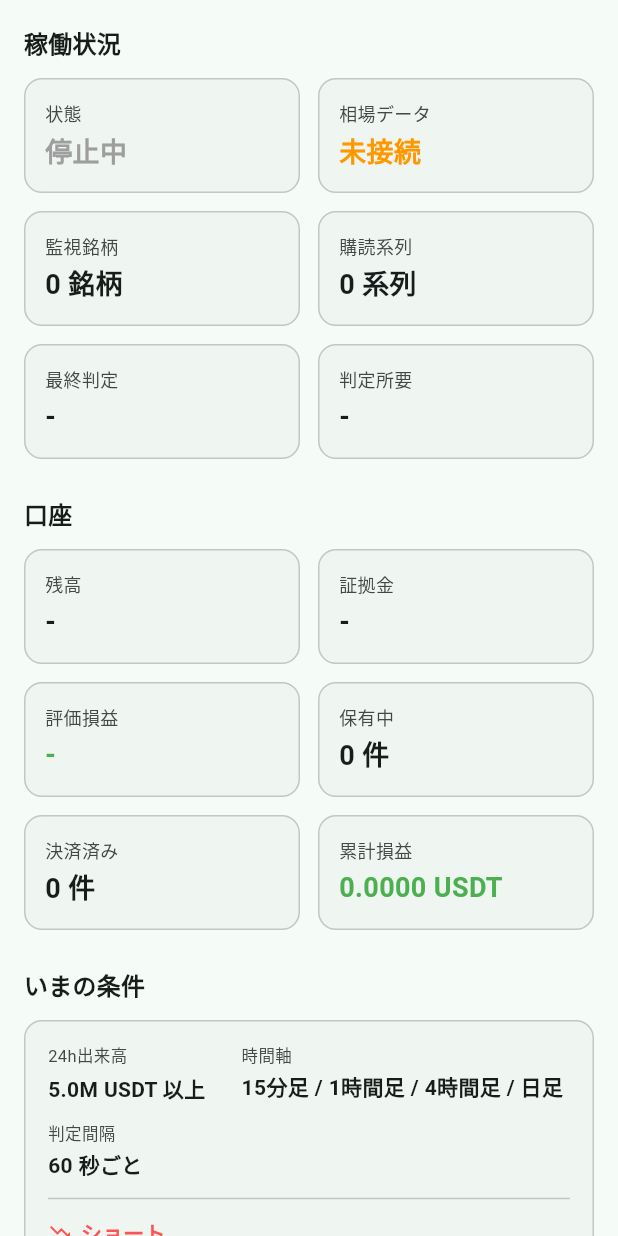
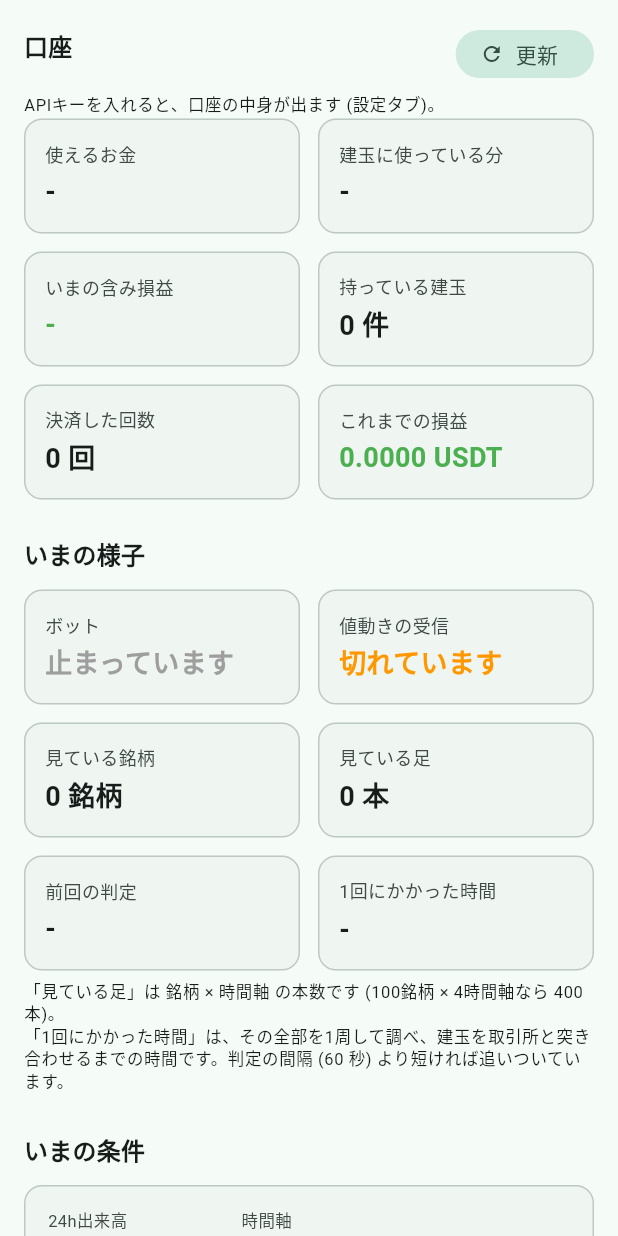
Before and after one commit to PG-Darksan/mexc-bot, a Flutter app: the DashboardPage widget shown alone on an empty page, opened directly, on a phone screen of 412 x 824 dp. Run offline on Flutter 3.47's test engine with Material 3 defaults, Android fonts, the phone set to English and light mode, and no system bars; our stand-ins replace flutter_secure_storage, shared_preferences; missing offline and left inert: tray_manager, window_manager; accounts and stored records are empty.

Commit message:
画面の言葉をやさしくし、止めていても残高を出せるようにする
- 口座の中身は判定サイクルの中でしか取っていなかったので、開始を
  押すまで空のままだった。止まっていても取りに行ける口を足し、
  残高タブの「更新」ボタンと、APIキーを入れた直後・アプリ起動時に
  自動で一度取るようにした。
- 「購読系列」「判定所要」などを、見たままの言葉に置き換えた。
  かかった時間は秒で出し、何を測った時間かを画面に書いた。
- タブの並びをチャート先頭にし、銘柄を名前で探せるようにした。

Co-Authored-By: Claude Opus 5 (1M context) <noreply@anthropic.com>

```diff
--- a/app/lib/src/ui/dashboard_page.dart
+++ b/app/lib/src/ui/dashboard_page.dart
@@ -23,54 +23,36 @@ class DashboardPage extends StatelessWidget {
     return ListView(
       padding: const EdgeInsets.all(16),
       children: [
-        _SectionTitle('稼働状況'),
+        Row(
+          children: [
+            Expanded(child: _SectionTitle('口座')),
+            FilledButton.tonalIcon(
+              onPressed: state.refreshAccount,
+              icon: const Icon(Icons.refresh, size: 16),
+              label: const Text('更新'),
+            ),
+          ],
+        ),
+        if (!snapshot.credentialsConfigured)
+          const _Note('APIキーを入れると、口座の中身が出ます (設定タブ)。')
+        else if (snapshot.asset == null)
+          const _Note('「更新」を押すと、いまの残高を取りに行きます。'),
         _StatGrid(
           items: [
             _Stat(
-              '状態',
-              snapshot.running ? '稼働中' : '停止中',
-              color: snapshot.running ? Colors.green : Colors.grey,
-            ),
-            _Stat(
-              '相場データ',
-              snapshot.wsConnected ? '接続中' : '未接続',
-              color: snapshot.wsConnected ? Colors.green : Colors.orange,
-            ),
-            _Stat('監視銘柄', '${snapshot.watchedSymbolCount} 銘柄'),
-            _Stat('購読系列', '${snapshot.subscriptionCount} 系列'),
-            if (snapshot.pendingHistoryCount > 0)
-              _Stat(
-                '履歴の読み込み',
-                '残り ${snapshot.pendingHistoryCount} 系列',
-                color: Colors.orange,
-              ),
-            _Stat('最終判定', formatTimeShort(snapshot.lastCycleAt)),
-            _Stat(
-              '判定所要',
-              snapshot.lastCycleDurationMs == null
-                  ? '-'
-                  : '${snapshot.lastCycleDurationMs} ms',
-            ),
-          ],
-        ),
-        const SizedBox(height: 24),
-        _SectionTitle('口座'),
-        _StatGrid(
-          items: [
-            _Stat(
-              '残高',
+              '使えるお金',
               snapshot.asset == null
                   ? '-'
                   : '${snapshot.asset!.availableBalance.toStringAsFixed(2)} USDT',
             ),
             _Stat(
-              '証拠金',
+              '建玉に使っている分',
               snapshot.asset == null
                   ? '-'
                   : '${snapshot.asset!.positionMargin.toStringAsFixed(2)} USDT',
             ),
             _Stat(
-              '評価損益',
+              'いまの含み損益',
               snapshot.asset == null
                   ? '-'
                   : formatPnl(snapshot.asset!.unrealized),
@@ -78,19 +60,58 @@ class DashboardPage extends StatelessWidget {
                   ? Colors.green
                   : Colors.red,
             ),
-            _Stat('保有中', '${snapshot.positions.length} 件'),
-            _Stat('決済済み', '${closed.length} 件'),
+            _Stat('持っている建玉', '${snapshot.positions.length} 件'),
+            _Stat('決済した回数', '${closed.length} 回'),
             _Stat(
-              '累計損益',
+              'これまでの損益',
               formatPnl(totalPnl),
               color: totalPnl >= 0 ? Colors.green : Colors.red,
             ),
             if (closed.isNotEmpty)
               _Stat(
-                '勝率',
+                '勝った割合',
                 '${(wins / closed.length * 100).toStringAsFixed(1)}%',
               ),
           ],
+        ),
+        const SizedBox(height: 24),
+        _SectionTitle('いまの様子'),
+        _StatGrid(
+          items: [
+            _Stat(
+              'ボット',
+              snapshot.running ? '動いています' : '止まっています',
+              color: snapshot.running ? Colors.green : Colors.grey,
+            ),
+            _Stat(
+              '値動きの受信',
+              snapshot.wsConnected ? 'つながっています' : '切れています',
+              color: snapshot.wsConnected ? Colors.green : Colors.orange,
+            ),
+            _Stat('見ている銘柄', '${snapshot.watchedSymbolCount} 銘柄'),
+            _Stat('見ている足', '${snapshot.subscriptionCount} 本'),
+            if (snapshot.pendingHistoryCount > 0)
+              _Stat(
+                '読み込み待ち',
+                '残り ${snapshot.pendingHistoryCount} 本',
+                color: Colors.orange,
+              ),
+            _Stat('前回の判定', formatTimeShort(snapshot.lastCycleAt)),
+            _Stat(
+              '1回にかかった時間',
+              snapshot.lastCycleDurationMs == null
+                  ? '-'
+                  : '${(snapshot.lastCycleDurationMs! / 1000).toStringAsFixed(1)} 秒',
+            ),
+          ],
+        ),
+        _Note(
+          '「見ている足」は 銘柄 × 時間軸 の本数です '
+          '(100銘柄 × 4時間軸なら 400 本)。\n'
+          '「1回にかかった時間」は、その全部を1周して調べ、建玉を取引所と'
+          '突き合わせるまでの時間です。'
+          '判定の間隔 (${config.evaluationIntervalSeconds} 秒) より短ければ'
+          '追いついています。',
         ),
         const SizedBox(height: 24),
         _SectionTitle('いまの条件'),
@@ -199,6 +220,24 @@ class _RecentSignals extends StatelessWidget {
               ),
             ),
         ],
+      ),
+    );
+  }
+}
+
+/// 画面の下に添える短い説明。
+class _Note extends StatelessWidget {
+  const _Note(this.text);
+
+  final String text;
+
+  @override
+  Widget build(BuildContext context) {
+    return Padding(
+      padding: const EdgeInsets.only(top: 6, bottom: 2),
+      child: Text(
+        text,
+        style: Theme.of(context).textTheme.bodySmall?.copyWith(fontSize: 11),
       ),
     );
   }
--- a/app/lib/src/ui/orders_page.dart
+++ b/app/lib/src/ui/orders_page.dart
@@ -229,13 +229,13 @@ class _OrderTile extends StatelessWidget {
                       fontWeight: FontWeight.bold,
                     ),
                   ),
-                  _Tag(isShort ? 'Sell (ショート)' : 'Buy (ロング)', color: sideColor),
+                  _Tag(isShort ? '売り (ショート)' : '買い (ロング)', color: sideColor),
                   _Tag(
                     '${position.leverage}x',
                     color: theme.colorScheme.primary,
                   ),
                   _Tag(
-                    open ? 'オープン' : 'クローズ',
+                    open ? '保有中' : '決済済み',
                     color: open
                         ? theme.colorScheme.primary
                         : theme.colorScheme.outline,
@@ -247,12 +247,12 @@ class _OrderTile extends StatelessWidget {
           ],
         ),
         const SizedBox(height: 4),
-        _Line('参入', formatTime(position.openedAt)),
-        _Line('参入価格', formatPrice(position.entryPrice)),
+        _Line('建てた時刻', formatTime(position.openedAt)),
+        _Line('建値', formatPrice(position.entryPrice)),
         _Line('数量', '${position.vol} 枚'),
-        _Line('TP', formatPrice(position.takeProfitPrice)),
+        _Line('利確', formatPrice(position.takeProfitPrice)),
         if (position.stopLossPrice != null)
-          _Line('SL', formatPrice(position.stopLossPrice)),
+          _Line('損切り', formatPrice(position.stopLossPrice)),
         if (open && markPrice != null) _Line('現在値', formatPrice(markPrice)),
         if (open && pnl != null)
           _Line(
@@ -261,8 +261,8 @@ class _OrderTile extends StatelessWidget {
             color: pnl! >= 0 ? Colors.green : Colors.red,
           ),
         if (!open) ...[
-          _Line('決済', formatTime(position.closedAt)),
-          _Line('決済価格', formatPrice(position.closePrice)),
+          _Line('決済した時刻', formatTime(position.closedAt)),
+          _Line('決済した値段', formatPrice(position.closePrice)),
           _Line(
             '損益',
             formatPnl(position.realizedPnl),
--- a/app/lib/src/ui/settings_page.dart
+++ b/app/lib/src/ui/settings_page.dart
@@ -173,7 +173,7 @@ class _SettingsPageState extends State<SettingsPage> {
                         _updateLong((x) => x.copyWith(rsiThreshold: v)),
                   ),
                   _PairField(
-                    title: 'σ倍率 (エントリー)',
+                    title: 'σ倍率 (ボリンジャーバンドの幅)',
                     shortValue: draft.short.bbSigma,
                     longValue: draft.long.bbSigma,
                     onShortChanged: (v) =>
@@ -220,7 +220,10 @@ class _SettingsPageState extends State<SettingsPage> {
                     onLongChanged: (v) =>
                         _updateLong((x) => x.copyWith(takeProfitFactor: v)),
                   ),
-                  const _Hint('0.5 = 乖離の半分まで戻ったら利確。0 より大きく 1 未満。'),
+                  const _Hint(
+                    '0.5 なら、行きすぎた分の半分まで戻ったところで利確します。'
+                    '0 より大きく 1 未満で入れてください。',
+                  ),
                   _PairField(
                     title: '利確幅の下限 [%]',
                     shortValue: draft.short.minTakeProfitPercent,
--- a/app/pubspec.yaml
+++ b/app/pubspec.yaml
@@ -1,7 +1,7 @@
 name: mexc_bot_app
 description: MEXC USDT無期限先物の自動売買クライアント (Windows / Android)
 publish_to: 'none'
-version: 0.1.6+7
+version: 0.1.7+8
 
 environment:
   sdk: ^3.11.0
--- a/packages/mexc_core/lib/src/control/bot_controller.dart
+++ b/packages/mexc_core/lib/src/control/bot_controller.dart
@@ -28,6 +28,9 @@ abstract class BotController {
   Future<void> stop();
   Future<void> updateConfig(StrategyConfig config);
   Future<void> closePosition(String id);
+
+  /// 口座と建玉を取り直す。止まっていても使える。
+  Future<void> refreshAccount();
 
   /// 決済済みの記録を消す。[id] が null なら全部。
   Future<void> clearHistory({String? id});
@@ -101,6 +104,9 @@ class LocalBotController implements BotController {
   Future<void> closePosition(String id) => _engine.closePositionManually(id);
 
   @override
+  Future<void> refreshAccount() => _engine.refreshAccount();
+
+  @override
   Future<void> clearHistory({String? id}) async =>
       _engine.clearHistory(id: id);
 
--- a/packages/mexc_core/lib/src/control/protocol.dart
+++ b/packages/mexc_core/lib/src/control/protocol.dart
@@ -24,6 +24,7 @@ class ClientCommandType {
   static const String closePosition = 'closePosition';
   static const String updatePositionExit = 'updatePositionExit';
   static const String clearHistory = 'clearHistory';
+  static const String refreshAccount = 'refreshAccount';
   static const String requestSnapshot = 'requestSnapshot';
   static const String requestHistory = 'requestHistory';
 }
--- a/packages/mexc_core/lib/src/control/remote_bot_controller.dart
+++ b/packages/mexc_core/lib/src/control/remote_bot_controller.dart
@@ -226,6 +226,10 @@ class RemoteBotController implements BotController {
   );
 
   @override
+  Future<void> refreshAccount() async =>
+      _send(const WireMessage(type: ClientCommandType.refreshAccount));
+
+  @override
   Future<void> clearHistory({String? id}) async => _send(
     WireMessage(
       type: ClientCommandType.clearHistory,
--- a/packages/mexc_server/bin/server.dart
+++ b/packages/mexc_server/bin/server.dart
@@ -270,6 +270,8 @@ class BotServer {
           await engine.closePositionManually(
             message.payload['id'] as String? ?? '',
           );
+        case ClientCommandType.refreshAccount:
+          await engine.refreshAccount();
         case ClientCommandType.clearHistory:
           engine.clearHistory(id: message.payload['id'] as String?);
           await store.savePositions(engine.allPositions);
```
Also changed, not shown: app/lib/src/state/app_state.dart (+12 -0 lines), app/lib/src/ui/chart_page.dart (+102 -12 lines), app/lib/src/ui/home_page.dart (+6 -6 lines), packages/mexc_core/lib/src/engine/bot_engine.dart (+14 -0 lines), 1 other file.
